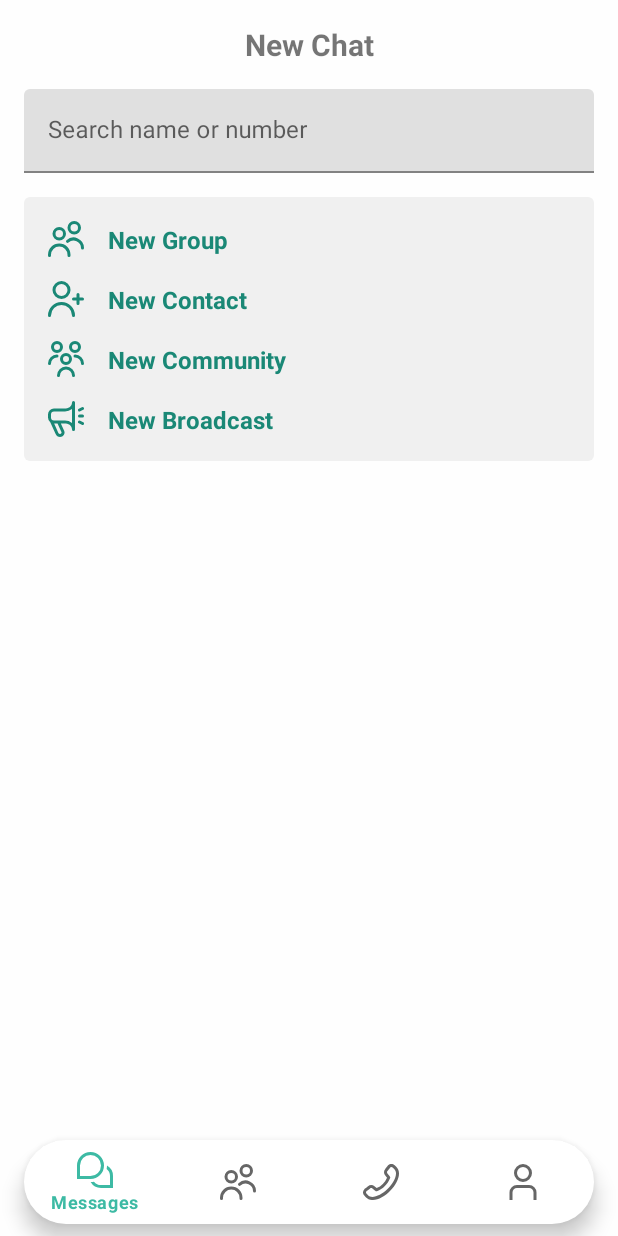
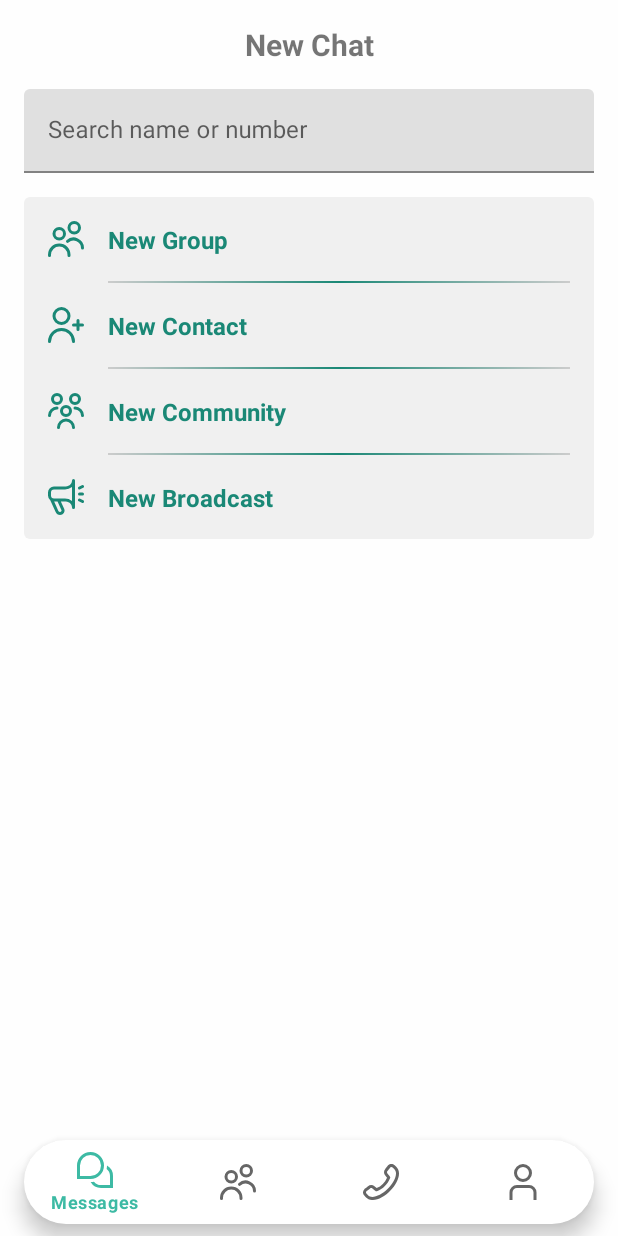
Before and after one commit to BrammWello/soga2.0, an Android app: the HomePageActivity screen opened directly, with no data from a screen before it, on a phone screen of 412 x 824 dp. Run offline under Robolectric (Android 15) with nearby library versions, the phone set to English and light mode, and no system bars; our stand-ins replace Firebase (no records; nobody signed in at launch, a user with empty details on screens opened directly); pictures from the network do not load; Roboto replaces fonts that are not available here; 1 statement that could not run was skipped.

```diff
--- a/app/src/main/res/layout/activity_home_page.xml
+++ b/app/src/main/res/layout/activity_home_page.xml
@@ -149,7 +149,7 @@
                     android:layout_marginTop="16dp"
                     app:layout_constraintEnd_toEndOf="@+id/imageView21"
                     app:layout_constraintStart_toStartOf="@+id/imageView21"
-                    app:layout_constraintTop_toBottomOf="@+id/imageView21"
+                    app:layout_constraintTop_toBottomOf="@+id/imageView24"
                     app:srcCompat="@drawable/users_community" />
 
                 <ImageView
@@ -161,7 +161,7 @@
                     app:layout_constraintBottom_toBottomOf="parent"
                     app:layout_constraintEnd_toEndOf="@+id/imageView21"
                     app:layout_constraintStart_toStartOf="@+id/imageView21"
-                    app:layout_constraintTop_toBottomOf="@+id/imageView22"
+                    app:layout_constraintTop_toBottomOf="@+id/imageView25"
                     app:srcCompat="@drawable/megaphone" />
 
                 <TextView
@@ -182,7 +182,7 @@
                     android:layout_marginTop="16dp"
                     app:layout_constraintEnd_toEndOf="@+id/imageView9"
                     app:layout_constraintStart_toStartOf="@+id/imageView9"
-                    app:layout_constraintTop_toBottomOf="@+id/imageView9"
+                    app:layout_constraintTop_toBottomOf="@+id/imageView11"
                     app:srcCompat="@drawable/user_add" />
 
                 <TextView
@@ -218,6 +218,39 @@
                     app:layout_constraintStart_toEndOf="@+id/imageView9"
                     app:layout_constraintTop_toTopOf="@+id/imageView23" />
 
+                <ImageView
+                    android:id="@+id/imageView11"
+                    android:layout_width="0dp"
+                    android:layout_height="1dp"
+                    android:layout_marginTop="16dp"
+                    android:layout_marginEnd="16dp"
+                    app:layout_constraintEnd_toEndOf="parent"
+                    app:layout_constraintStart_toStartOf="@+id/textView13"
+                    app:layout_constraintTop_toBottomOf="@+id/imageView9"
+                    app:srcCompat="@drawable/gradient_line" />
+
+                <ImageView
+                    android:id="@+id/imageView24"
+                    android:layout_width="0dp"
+                    android:layout_height="1dp"
+                    android:layout_marginTop="16dp"
+                    android:layout_marginEnd="16dp"
+                    app:layout_constraintEnd_toEndOf="parent"
+                    app:layout_constraintStart_toStartOf="@+id/textView13"
+                    app:layout_constraintTop_toBottomOf="@+id/imageView21"
+                    app:srcCompat="@drawable/gradient_line" />
+
+                <ImageView
+                    android:id="@+id/imageView25"
+                    android:layout_width="0dp"
+                    android:layout_height="1dp"
+                    android:layout_marginTop="16dp"
+                    android:layout_marginEnd="16dp"
+                    app:layout_constraintEnd_toEndOf="parent"
+                    app:layout_constraintStart_toStartOf="@+id/textView13"
+                    app:layout_constraintTop_toBottomOf="@+id/imageView22"
+                    app:srcCompat="@drawable/gradient_line" />
+
             </androidx.constraintlayout.widget.ConstraintLayout>
         </androidx.constraintlayout.widget.ConstraintLayout>
     </FrameLayout>
```
